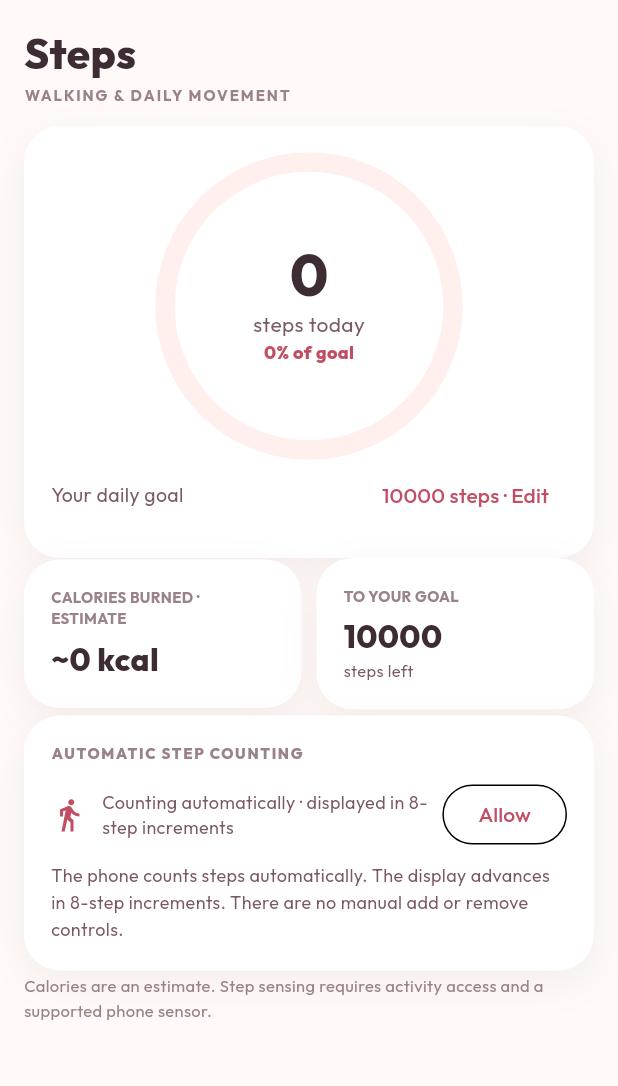
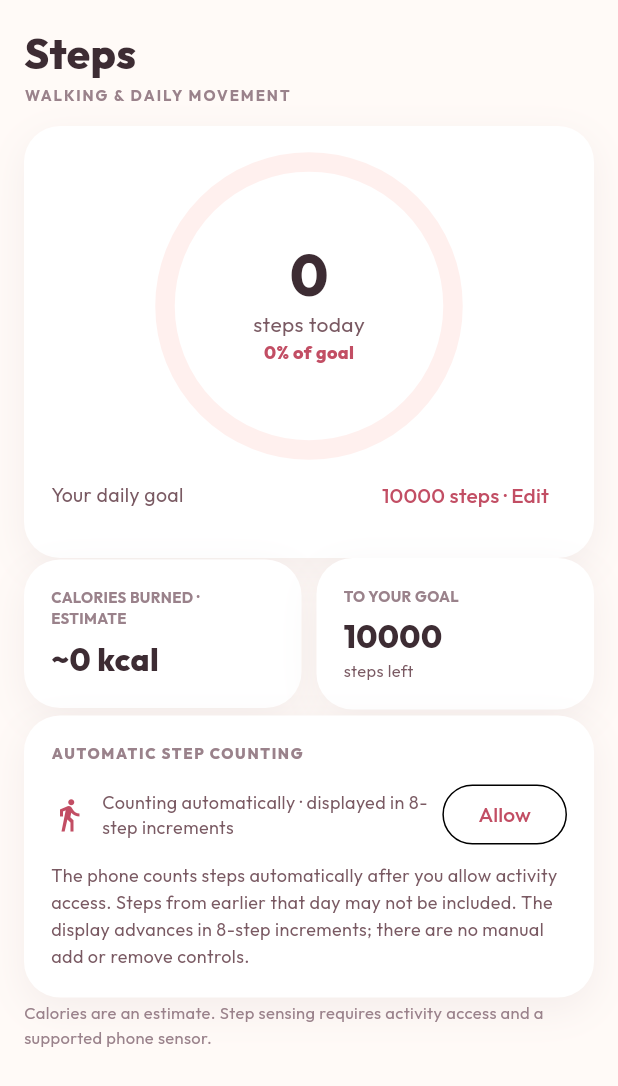
Before and after one commit to vijayxprty/Peri-Cycle-Manager, a Flutter app: the StepsScreen widget shown alone on an empty page, opened directly with empty values, on a phone screen of 412 x 824 dp. Shown: the top 1086 px of the screen. Run offline on Flutter 3.47's test engine with Material 3 defaults, Android fonts, the phone set to English and light mode, and no system bars; our stand-ins replace flutter_local_notifications, flutter_timezone, pdf, pedometer, permission_handler, share_plus and 2 more; accounts and stored records are empty.

Commit message:
Clarify when step tracking begins

```diff
--- a/app/lib/screens/steps_screen.dart
+++ b/app/lib/screens/steps_screen.dart
@@ -286,7 +286,7 @@ class _StepsScreenState extends State<StepsScreen> {
               ),
               const SizedBox(height: 8),
               const Text(
-                'The phone counts steps automatically. The display advances in 8-step increments. There are no manual add or remove controls.',
+                'The phone counts steps automatically after you allow activity access. Steps from earlier that day may not be included. The display advances in 8-step increments; there are no manual add or remove controls.',
                 style: TextStyle(fontSize: 12, height: 1.5, color: PB.softText),
               ),
             ],
```
